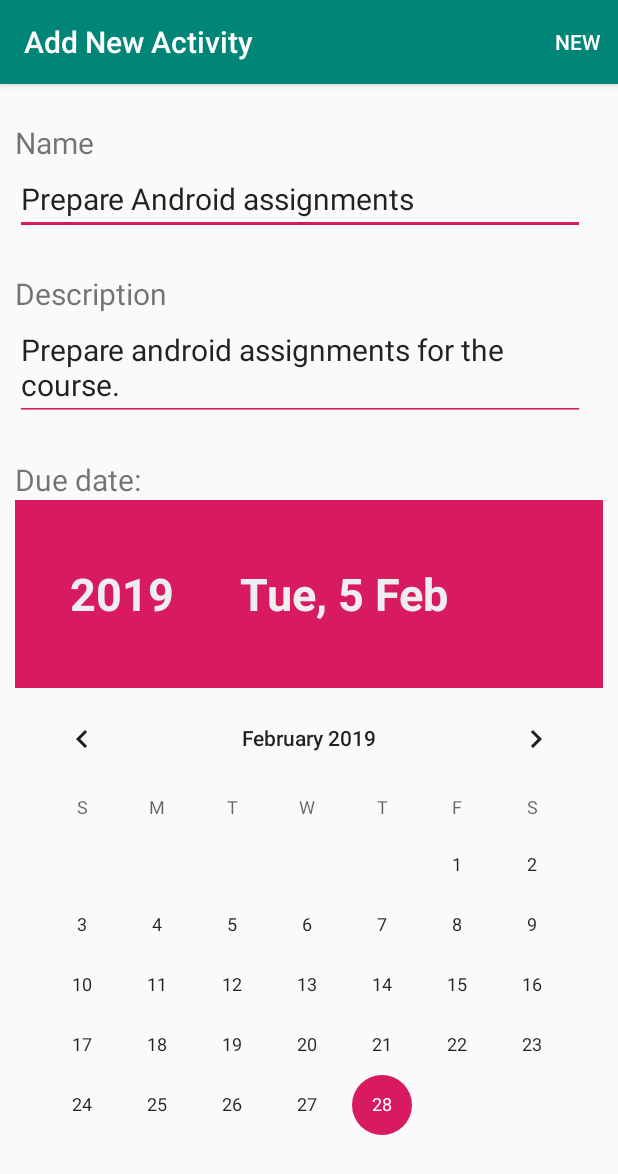
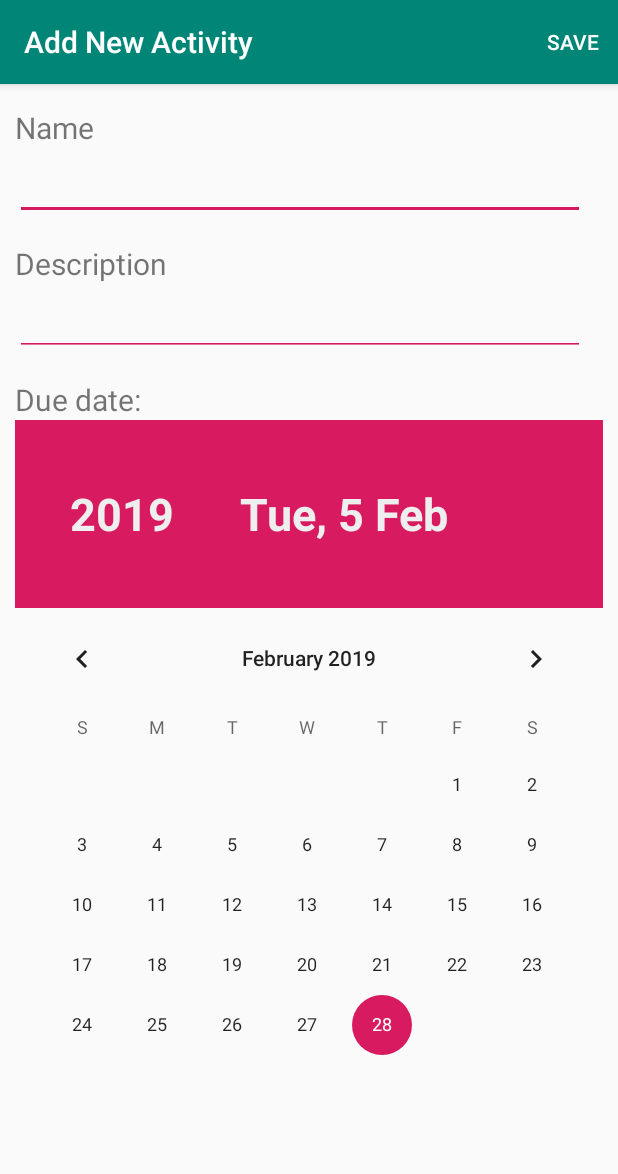
Before and after one commit to toniku/Android-Programming-Course, an Android app: the screen it shows after launch (AddNewItemActivity), after a tap on an icon or button, on a phone screen of 412 x 824 dp. Shown: the top 1174 px of the screen. Run offline under Robolectric (Android 15) with nearby library versions, the phone set to English and light mode, and no system bars; 3 statements that could not run were skipped.

Commit message:
Lab 5.2 almost done

```diff
--- a/Lab5.2/app/build.gradle
+++ b/Lab5.2/app/build.gradle
@@ -26,4 +26,5 @@ dependencies {
     testImplementation 'junit:junit:4.12'
     androidTestImplementation 'com.android.support.test:runner:1.0.2'
     androidTestImplementation 'com.android.support.test.espresso:espresso-core:3.0.2'
+    debugImplementation 'com.amitshekhar.android:debug-db:1.0.5'
 }
--- a/Lab5.2/app/src/main/AndroidManifest.xml
+++ b/Lab5.2/app/src/main/AndroidManifest.xml
@@ -9,10 +9,11 @@
         android:roundIcon="@mipmap/ic_launcher_round"
         android:supportsRtl="true"
         android:theme="@style/AppTheme">
-        <activity android:name=".AddNewItemActivity"
+        <activity
+            android:name=".ui.AddNewItemActivity"
             android:label="Add New Activity"></activity>
         <activity
-            android:name=".MainActivity"
+            android:name=".ui.MainActivity"
             android:label="My ToDo list"
             android:theme="@style/AppTheme.NoActionBar">
             <intent-filter>
--- /dev/null
+++ b/Lab5.2/app/src/main/java/com/example/todo_app/model/ToDoModel.java
@@ -0,0 +1,49 @@
+package com.example.todo_app.model;
+
+import android.content.ContentValues;
+import android.content.Context;
+import android.database.Cursor;
+import android.database.sqlite.SQLiteDatabase;
+
+import com.example.todo_app.model.db.ToDoItemContract;
+import com.example.todo_app.model.db.ToDoItemDbHelper;
+
+public class ToDoModel {
+
+    ToDoItemDbHelper mDbHelper;
+
+    public ToDoModel(Context context) {
+        this.mDbHelper = new ToDoItemDbHelper(context);
+    }
+
+    public void addToDoItemToDb(ToDoItem addable) {
+        // Data repository to write mode
+        SQLiteDatabase db = mDbHelper.getWritableDatabase();
+
+        // Create a new map of values, where column names are the keys
+        ContentValues values = new ContentValues();
+        values.put(ToDoItemContract.ToDoItem.COLUMN_NAME_TITLE, addable.title);
+        values.put(ToDoItemContract.ToDoItem.COLUMN_NAME_DESCRIPTION, addable.description);
+        values.put(ToDoItemContract.ToDoItem.COLUMN_NAME_DATE, addable.date);
+
+        // Insert new row, returning the primary key value of the new row
+        long newRowId = db.insert(ToDoItemContract.ToDoItem.TABLE_NAME, null, values);
+    }
+
+    public void deleteItemFromDb(ToDoItem deletable) {
+        // Data repository to write mode
+        SQLiteDatabase db = mDbHelper.getWritableDatabase();
+        String selectedItem = ToDoItemContract.ToDoItem.COLUMN_NAME_TITLE + " LIKE ?";
+        String[] deleteItem = {deletable.getTitle()};
+        int removedRow = db.delete(ToDoItemContract.ToDoItem.TABLE_NAME, selectedItem, deleteItem);
+    }
+
+    public Cursor getItemListFromDb(int sort_value) {
+        // Data repository to write mode
+        SQLiteDatabase db = mDbHelper.getWritableDatabase();
+        Cursor cursor = db.rawQuery("SELECT name, description, (strftime('%d.%m.%Y', date)) AS date, checked FROM toDoItems ", new String[0]);
+
+        return cursor;
+    }
+
+}
--- /dev/null
+++ b/Lab5.2/app/src/main/java/com/example/todo_app/model/db/ToDoItemDbHelper.java
@@ -0,0 +1,42 @@
+package com.example.todo_app.model.db;
+
+import android.content.Context;
+import android.database.sqlite.SQLiteDatabase;
+import android.database.sqlite.SQLiteOpenHelper;
+
+public class ToDoItemDbHelper extends SQLiteOpenHelper {
+
+    private static final String SQL_CREATE_ENTRIES =
+            "CREATE TABLE " + ToDoItemContract.ToDoItem.TABLE_NAME + " (" +
+                    ToDoItemContract.ToDoItem._ID + " INTEGER PRIMARY KEY," +
+                    ToDoItemContract.ToDoItem.COLUMN_NAME_TITLE + " TEXT," +
+                    ToDoItemContract.ToDoItem.COLUMN_NAME_DESCRIPTION + " TEXT," +
+                    ToDoItemContract.ToDoItem.COLUMN_NAME_DATE + " DATE )";
+
+    public static final String SQL_DELETE_ENTRIES = "DROP TABLE IF EXISTS " + ToDoItemContract.ToDoItem.TABLE_NAME;
+
+    // If you change the database schema, you must increment the database version.
+    public static final int DATABASE_VERSION = 5;
+    public static final String DATABASE_NAME = "ToDoListDatabase.db";
+
+    public ToDoItemDbHelper(Context context) {
+        super(context, DATABASE_NAME, null, DATABASE_VERSION);
+    }
+
+    @Override
+    public void onCreate(SQLiteDatabase db) {
+        db.execSQL(SQL_CREATE_ENTRIES);
+    }
+
+    @Override
+    public void onUpgrade(SQLiteDatabase db, int oldVersion, int newVersion) {
+        // This database is only a cache for online data, so its upgrade policy is to simply discard the data and start over
+        db.execSQL(SQL_DELETE_ENTRIES);
+        onCreate(db);
+    }
+
+    @Override
+    public void onDowngrade(SQLiteDatabase db, int oldVersion, int newVersion) {
+        onUpgrade(db, oldVersion, newVersion);
+    }
+}
--- /dev/null
+++ b/Lab5.2/app/src/main/java/com/example/todo_app/ui/AddNewItemActivity.java
@@ -0,0 +1,65 @@
+package com.example.todo_app.ui;
+
+import android.support.v7.app.AppCompatActivity;
+import android.os.Bundle;
+import android.view.Menu;
+import android.view.MenuItem;
+import android.widget.CalendarView;
+import android.widget.EditText;
+import android.widget.TextView;
+
+import com.example.todo_app.R;
+import com.example.todo_app.model.ToDoItem;
+import com.example.todo_app.model.ToDoModel;
+
+import java.text.SimpleDateFormat;
+
+public class AddNewItemActivity extends AppCompatActivity {
+
+    EditText new_item_title, new_item_desc = null;
+    TextView date_textView = null;
+    CalendarView date_Calendar = null;
+    String title, desc, date = null;
+    ToDoModel toDoModel = null;
+
+
+    @Override
+    protected void onCreate(Bundle savedInstanceState) {
+        super.onCreate(savedInstanceState);
+        setContentView(R.layout.activity_add_new_item);
+        toDoModel = new ToDoModel(this);
+        new_item_title = findViewById(R.id.add_new_item_title);
+        new_item_desc = findViewById(R.id.add_new_item_description);
+        date_textView = findViewById(R.id.add_new_item_date_textView);
+        date_Calendar = findViewById(R.id.add_new_item_date_calendar);
+        date_Calendar.setOnDateChangeListener(new CalendarView.OnDateChangeListener() {
+            @Override
+            public void onSelectedDayChange(CalendarView view, int year, int month, int dayOfMonth) {
+                String date = (dayOfMonth + "." + month + "." + year);
+                date_textView.setText(date);
+            }
+        });
+    }
+
+
+    @Override
+    public boolean onCreateOptionsMenu(Menu menu) {
+        // Inflate the menu; this adds items to the action bar if it is present.
+        getMenuInflater().inflate(R.menu.menu_save, menu);
+        return true;
+    }
+
+    @Override
+    public boolean onOptionsItemSelected(MenuItem item) {
+        super.onOptionsItemSelected(item);
+        if (item.getItemId() == R.id.button_save_task) {
+            title = new_item_title.getText().toString();
+            desc = new_item_desc.getText().toString();
+            date = date_textView.getText().toString();
+            ToDoItem toDoItem = new ToDoItem(title, desc, date);
+            toDoModel.addToDoItemToDb(toDoItem);
+            this.finish();
+        }
+        return true;
+    }
+}
--- /dev/null
+++ b/Lab5.2/app/src/main/java/com/example/todo_app/ui/MainActivity.java
@@ -0,0 +1,130 @@
+package com.example.todo_app.ui;
+
+import android.content.DialogInterface;
+import android.content.Intent;
+import android.database.Cursor;
+import android.os.Bundle;
+import android.support.design.widget.FloatingActionButton;
+import android.support.v7.app.AlertDialog;
+import android.support.v7.app.AppCompatActivity;
+import android.support.v7.widget.Toolbar;
+import android.view.View;
+import android.view.Menu;
+import android.view.MenuItem;
+import android.widget.AdapterView;
+import android.widget.ListView;
+
+import com.example.todo_app.R;
+import com.example.todo_app.model.ToDoItem;
+import com.example.todo_app.model.ToDoModel;
+import com.example.todo_app.model.db.ToDoItemContract;
+
+import java.util.ArrayList;
+
+public class MainActivity extends AppCompatActivity implements View.OnClickListener {
+
+    ArrayList<ToDoItem> toDoItems = new ArrayList<>();
+    ListView listView = null;
+    ToDoModel toDoModel = null;
+    ToDoItem toDoItem = null;
+    ToDoArrayAdapter adapter = null;
+
+    @Override
+    protected void onCreate(Bundle savedInstanceState) {
+        super.onCreate(savedInstanceState);
+        setContentView(R.layout.activity_main);
+        Toolbar toolbar = findViewById(R.id.toolbar);
+        toDoModel = new ToDoModel(this);
+        listView = findViewById(R.id.task_list_view);
+
+        setSupportActionBar(toolbar);
+        FloatingActionButton add_task_button = findViewById(R.id.fab);
+        add_task_button.setOnClickListener(new View.OnClickListener() {
+            @Override
+            public void onClick(View view) {
+                Intent intent = new Intent(MainActivity.this, AddNewItemActivity.class);
+                startActivity(intent);
+            }
+        });
+
+        listView.setOnItemLongClickListener(new AdapterView.OnItemLongClickListener() {
+            @Override
+            public boolean onItemLongClick(AdapterView<?> parent, View view, int position, long id) {
+                openDialog();
+                return false;
+            }
+        });
+    }
+
+    @Override
+    public void onClick(View v) {
+    }
+
+    @Override
+    public boolean onCreateOptionsMenu(Menu menu) {
+        // Inflate the menu; this adds items to the action bar if it is present.
+        getMenuInflater().inflate(R.menu.menu_main, menu);
+        return true;
+    }
+
+    @Override
+    public boolean onOptionsItemSelected(MenuItem item) {
+        // Handle action bar item clicks here. The action bar will
+        // automatically handle clicks on the Home/Up button, so long
+        // as you specify a parent activity in AndroidManifest.xml.
+        int id = item.getItemId();
+
+        //noinspection SimplifiableIfStatement
+        if (id == R.id.button_clear_all) {
+            return true;
+        }
+
+        return super.onOptionsItemSelected(item);
+    }
+
+    @Override
+    protected void onResume() {
+        super.onResume();
+        loadData(0);
+    }
+
+
+    public void loadData(int sort_value) {
+        toDoItems.clear();
+        Cursor cursor = toDoModel.getItemListFromDb(sort_value);
+        while (cursor.moveToNext()) {
+            String load_title = ToDoItemContract.ToDoItem.COLUMN_NAME_TITLE;
+            String load_desc = ToDoItemContract.ToDoItem.COLUMN_NAME_DESCRIPTION;
+            String load_date = ToDoItemContract.ToDoItem.COLUMN_NAME_DATE;
+
+            ToDoItem toDoItem = new ToDoItem(load_title, load_desc, load_date);
+            toDoItems.add(toDoItem);
+        }
+        cursor.close();
+        adapter = new ToDoArrayAdapter(this, toDoItems);
+        listView.setAdapter(adapter);
+    }
+
+    private void openDialog() {
+        AlertDialog.Builder builder = new AlertDialog.Builder(this);
+        builder.setTitle("Remove item")
+                .setMessage("Do you really want to remove this item?")
+                .setPositiveButton("OK", new DialogInterface.OnClickListener() {
+                    public void onClick(DialogInterface dialog, int id) {
+                        View parentRow = (View) listView.getParent();
+                        int position = listView.getPositionForView(parentRow);
+                        toDoItem = (ToDoItem) listView.getItemAtPosition(position);
+                        toDoModel.deleteItemFromDb(toDoItem);
+                        adapter.notifyDataSetChanged();
+                        loadData(0);
+                    }
+                })
+                .setNegativeButton("CANCEL", new DialogInterface.OnClickListener() {
+                    public void onClick(DialogInterface dialog, int id) {
+                        dialog.cancel();
+                    }
+                })
+                .setIcon(android.R.drawable.ic_dialog_alert)
+                .show();
+    }
+}
--- /dev/null
+++ b/Lab5.2/app/src/main/java/com/example/todo_app/ui/ToDoArrayAdapter.java
@@ -0,0 +1,39 @@
+package com.example.todo_app.ui;
+
+import android.content.Context;
+import android.support.annotation.NonNull;
+import android.support.annotation.Nullable;
+import android.view.LayoutInflater;
+import android.view.View;
+import android.view.ViewGroup;
+import android.widget.ArrayAdapter;
+import android.widget.TextView;
+
+import com.example.todo_app.R;
+import com.example.todo_app.model.ToDoItem;
+
+import java.util.ArrayList;
+
+public class ToDoArrayAdapter extends ArrayAdapter<ToDoItem> {
+
+    TextView task_title, task_description, task_date = null;
+
+
+    public ToDoArrayAdapter(Context context, ArrayList<ToDoItem> toDoItems) {
+        super(context, 0, toDoItems);
+    }
+
+    @Override
+    public View getView(int position, @Nullable View convertView, @NonNull ViewGroup parent) {
+        ToDoItem todoitem = getItem(position);
+        convertView = LayoutInflater.from(getContext()).inflate(R.layout.task_list_item, parent, false);
+        task_title = convertView.findViewById(R.id.task_list_item_title);
+        task_description = convertView.findViewById(R.id.task_list_item_description);
+        task_date = convertView.findViewById(R.id.task_list_item_date);
+        task_title.setText(todoitem.getTitle());
+        task_description.setText(todoitem.getDescription());
+        task_date.setText(todoitem.getDate());
+
+        return convertView;
+    }
+}
--- a/Lab5.2/app/src/main/res/layout/activity_add_new_item.xml
+++ b/Lab5.2/app/src/main/res/layout/activity_add_new_item.xml
@@ -1,65 +1,65 @@
 <?xml version="1.0" encoding="utf-8"?>
-<LinearLayout
-    xmlns:android="http://schemas.android.com/apk/res/android"
+<LinearLayout xmlns:android="http://schemas.android.com/apk/res/android"
     android:layout_width="fill_parent"
     android:layout_height="fill_parent"
-    android:orientation="vertical"
     android:layout_gravity="center"
     android:layout_marginLeft="10dp"
-    android:layout_marginRight="10dp">
+    android:layout_marginRight="10dp"
+    android:orientation="vertical">
 
     <TextView
         android:layout_width="wrap_content"
         android:layout_height="wrap_content"
+        android:layout_marginTop="15dp"
         android:text="Name"
-        android:textSize="20dp"
-        android:layout_marginTop="25dp"/>
+        android:textSize="20dp" />
 
     <EditText
+        android:id="@+id/add_new_item_title"
         android:layout_width="380dp"
         android:layout_height="wrap_content"
         android:layout_gravity=""
-        android:id="@+id/timeField"
-        android:textSize="20dp"
-        android:text="Prepare Android assignments"/>
+        android:text=""
+        android:textSize="20dp" />
 
 
     <TextView
         android:layout_width="wrap_content"
         android:layout_height="wrap_content"
+        android:layout_marginTop="15dp"
         android:text="Description"
-        android:textSize="20dp"
-        android:layout_marginTop="25dp"/>
+        android:textSize="20dp" />
 
     <EditText
+        android:id="@+id/add_new_item_description"
         android:layout_width="380dp"
         android:layout_height="wrap_content"
-        android:textSize="20dp"
-        android:text="Prepare android assignments for the course."
-        android:backgroundTint="@color/colorAccent"/>
+        android:backgroundTint="@color/colorAccent"
+        android:text=""
+        android:textSize="20dp" />
 
     <TextView
         android:layout_width="wrap_content"
         android:layout_height="wrap_content"
+        android:layout_marginTop="15dp"
         android:text="Due date:"
-        android:textSize="20dp"
-        android:layout_marginTop="25dp"/>
+        android:textSize="20dp" />
 
     <TextView
+        android:layout_width="fill_parent"
+        android:layout_height="125dp"
+        android:background="#D81B60"
+        android:gravity="center_vertical"
+        android:id="@+id/add_new_item_date_textView"
         android:text="     2019
      Tue, 5 Feb"
+        android:textColor="#EEE"
         android:textSize="30dp"
-        android:gravity="center_vertical"
-        android:textStyle="bold"
-        android:layout_width="fill_parent"
-        android:layout_height="125dp"
-        android:id="@+id/textViewDate"
-        android:background="#D81B60"
-        android:textColor="#EEE"/>
+        android:textStyle="bold" />
 
     <CalendarView
-        android:id="@+id/simpleCalendarView"
         android:layout_width="fill_parent"
         android:layout_height="fill_parent"
-        android:layout_gravity="bottom|center"/>
+        android:layout_gravity="bottom|center"
+        android:id="@+id/add_new_item_date_calendar"/>
 </LinearLayout>
--- a/Lab5.2/app/src/main/res/layout/activity_main.xml
+++ b/Lab5.2/app/src/main/res/layout/activity_main.xml
@@ -4,7 +4,7 @@
     xmlns:tools="http://schemas.android.com/tools"
     android:layout_width="match_parent"
     android:layout_height="match_parent"
-    tools:context=".MainActivity">
+    tools:context=".ui.MainActivity">
 
     <android.support.design.widget.AppBarLayout
         android:layout_width="match_parent"
--- a/Lab5.2/app/src/main/res/menu/menu_main.xml
+++ b/Lab5.2/app/src/main/res/menu/menu_main.xml
@@ -1,10 +1,10 @@
 <menu xmlns:android="http://schemas.android.com/apk/res/android"
     xmlns:app="http://schemas.android.com/apk/res-auto"
     xmlns:tools="http://schemas.android.com/tools"
-    tools:context="com.example.todo_app.MainActivity">
+    tools:context="com.example.todo_app.ui.MainActivity">
     <item
-        android:id="@+id/action_settings"
+        android:id="@+id/button_clear_all"
         android:orderInCategory="100"
-        android:title="@string/action_settings"
+        android:title="Clear all tasks"
         app:showAsAction="never" />
 </menu>
--- a/Lab5.2/app/src/main/res/menu/menu_save.xml
+++ b/Lab5.2/app/src/main/res/menu/menu_save.xml
@@ -1,7 +1,8 @@
 <?xml version="1.0" encoding="utf-8"?>
-<menu xmlns:app="http://schemas.android.com/apk/res-auto"
-    xmlns:android="http://schemas.android.com/apk/res/android">
-    <item android:id="@+id/new_activity"
-        android:title="NEW"
+<menu xmlns:android="http://schemas.android.com/apk/res/android"
+    xmlns:app="http://schemas.android.com/apk/res-auto">
+    <item
+        android:id="@+id/button_save_task"
+        android:title="SAVE"
         app:showAsAction="ifRoom" />
 </menu>
--- a/Lab5.2/build.gradle
+++ b/Lab5.2/build.gradle
@@ -7,7 +7,7 @@ buildscript {
 
     }
     dependencies {
-        classpath 'com.android.tools.build:gradle:3.3.0'
+        classpath 'com.android.tools.build:gradle:3.3.1'
 
         // NOTE: Do not place your application dependencies here; they belong
         // in the individual module build.gradle files
```
Also changed, not shown: Lab5.2/app/src/main/java/com/example/todo_app/model/ToDoItem.java (added, +26 -0 lines), Lab5.2/app/src/main/java/com/example/todo_app/model/db/ToDoItemContract.java (added, +18 -0 lines), Lab5.2/app/src/main/res/layout/content_main.xml (+15 -8 lines), Lab5.2/app/src/main/res/layout/task_list_item.xml (added, +44 -0 lines).
